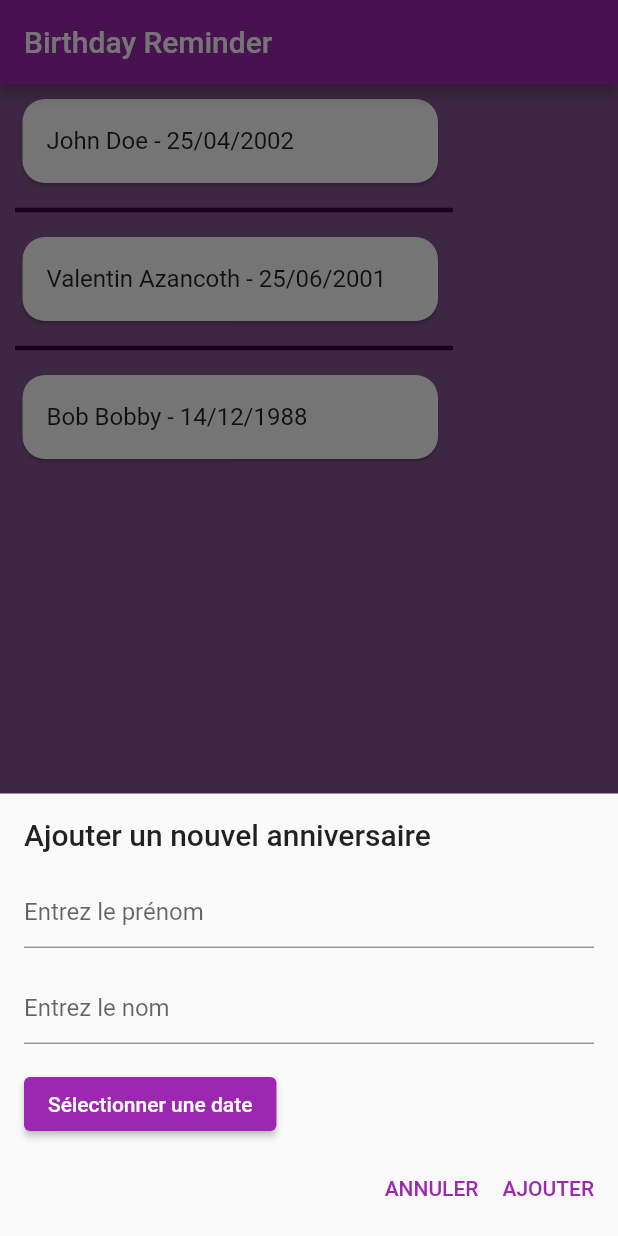
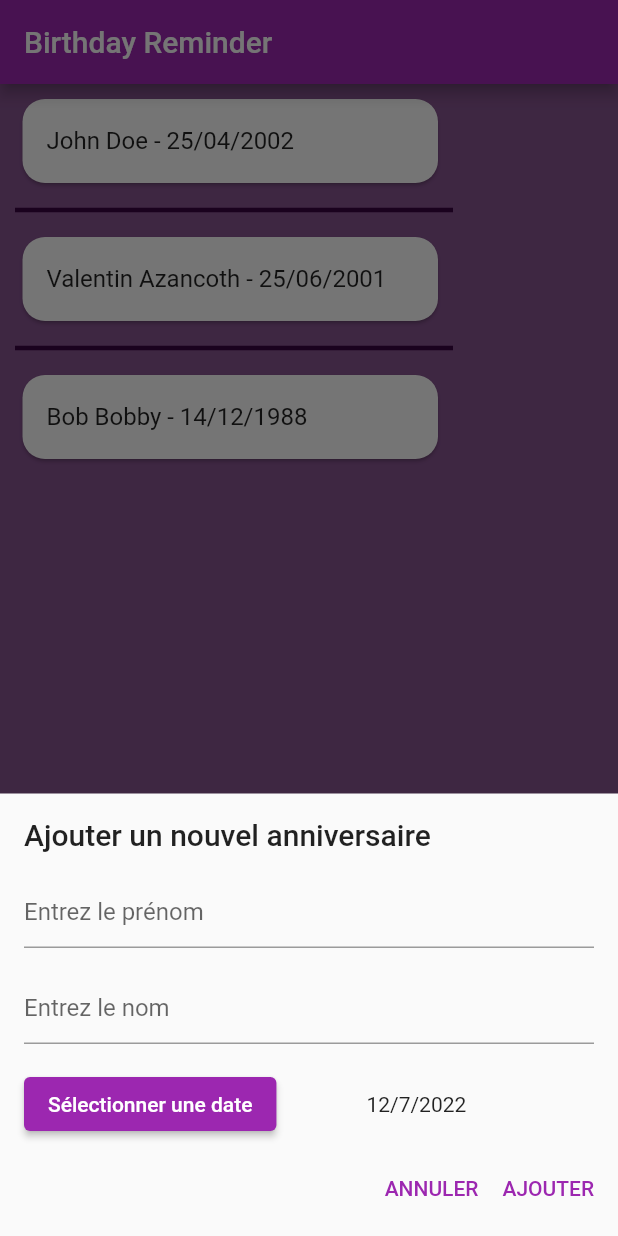
Before and after one commit to Valaaz/birthday-reminder, a Flutter app: the screen it shows after launch, after a tap on the "add" icon, on a phone screen of 412 x 824 dp. Run offline on Flutter 3.47's test engine with Material 2 defaults, Android fonts, the phone set to English and light mode, and no system bars; our stand-ins replace equatable, flutter_bloc.

Commit message:
fix an issue with datepicker
When a date was validated, the date in the Text Widget was not updated

```diff
--- a/birthday_reminder/lib/components/add_birthday_component.dart
+++ b/birthday_reminder/lib/components/add_birthday_component.dart
@@ -13,6 +13,8 @@ class _AddBirthdayComponentState extends State<AddBirthdayComponent> {
   final TextEditingController _firstnameController = TextEditingController();
   final TextEditingController _surnameController = TextEditingController();
 
+  DateTime date = DateTime.now();
+
   @override
   void dispose() {
     _firstnameController.dispose();
@@ -24,7 +26,9 @@ class _AddBirthdayComponentState extends State<AddBirthdayComponent> {
   void _modal(BuildContext context) => showModalBottomSheet(
         isScrollControlled: true,
         context: context,
-        builder: (context) => BlocListener<AddBirthdayBloc, AddBirthdayState>(
+        builder: (context) => StatefulBuilder(
+            builder: ((context, setState) =>
+                BlocListener<AddBirthdayBloc, AddBirthdayState>(
                   listener: (context, state) {
                     if (state is AddBirthdaySuccessState) {
                       Navigator.pop(context);
@@ -34,7 +38,8 @@ class _AddBirthdayComponentState extends State<AddBirthdayComponent> {
                         content: Row(children: const [
                           Icon(Icons.check_circle, color: Colors.white),
                           SizedBox(width: 20),
-                  Expanded(child: Text("L'anniversaire a bien été ajouté")),
+                          Expanded(
+                              child: Text("L'anniversaire a bien été ajouté")),
                         ]),
                       ));
                     }
@@ -54,31 +59,40 @@ class _AddBirthdayComponentState extends State<AddBirthdayComponent> {
                           padding: const EdgeInsets.all(8.0),
                           child: TextField(
                             controller: _firstnameController,
-                    decoration:
-                        const InputDecoration(hintText: "Entrez le prénom"),
+                            decoration: const InputDecoration(
+                                hintText: "Entrez le prénom"),
                           ),
                         ),
                         Padding(
                           padding: const EdgeInsets.all(8.0),
                           child: TextField(
                             controller: _surnameController,
-                    decoration:
-                        const InputDecoration(hintText: "Entrez le nom"),
+                            decoration: const InputDecoration(
+                                hintText: "Entrez le nom"),
                           ),
                         ),
                         Padding(
                           padding: const EdgeInsets.all(8.0),
-                  child: ElevatedButton(
+                          child: Row(
+                            children: [
+                              ElevatedButton(
                                 child: const Text("Sélectionner une date"),
                                 onPressed: () async {
-                      showDatePicker(
+                                  DateTime? newDate = await showDatePicker(
                                     context: context,
                                     initialDate: DateTime.now(),
                                     firstDate: DateTime(1900, 1, 1),
                                     lastDate: DateTime.now(),
                                     locale: const Locale('fr', 'FR'),
                                   );
+
+                                  if (newDate == null) return;
+                                  setState(() => date = newDate);
                                 },
+                              ),
+                              const SizedBox(width: 60),
+                              Text('${date.day}/${date.month}/${date.year}'),
+                            ],
                           ),
                         ),
                         Padding(
@@ -102,8 +116,10 @@ class _AddBirthdayComponentState extends State<AddBirthdayComponent> {
                                     context
                                         .read<AddBirthdayBloc>()
                                         .add(OnAddBirthdayEvent(
-                                  firstname: _firstnameController.text.trim(),
-                                  surname: _surnameController.text.trim(),
+                                          firstname:
+                                              _firstnameController.text.trim(),
+                                          surname:
+                                              _surnameController.text.trim(),
                                           date: "date",
                                         ));
 
@@ -117,10 +133,12 @@ class _AddBirthdayComponentState extends State<AddBirthdayComponent> {
 
                                     Navigator.pop(context);
 
-                            ScaffoldMessenger.of(context).showSnackBar(SnackBar(
+                                    ScaffoldMessenger.of(context)
+                                        .showSnackBar(SnackBar(
                                       backgroundColor: Colors.red[800],
                                       content: Row(children: [
-                                const Icon(Icons.error, color: Colors.white),
+                                        const Icon(Icons.error,
+                                            color: Colors.white),
                                         const SizedBox(width: 20),
                                         Expanded(
                                             child: Text(
@@ -137,7 +155,7 @@ class _AddBirthdayComponentState extends State<AddBirthdayComponent> {
                       ],
                     ),
                   ),
-        ),
+                ))),
       );
 
   @override
```
Lines whose indentation alone changed are shown as unchanged.
